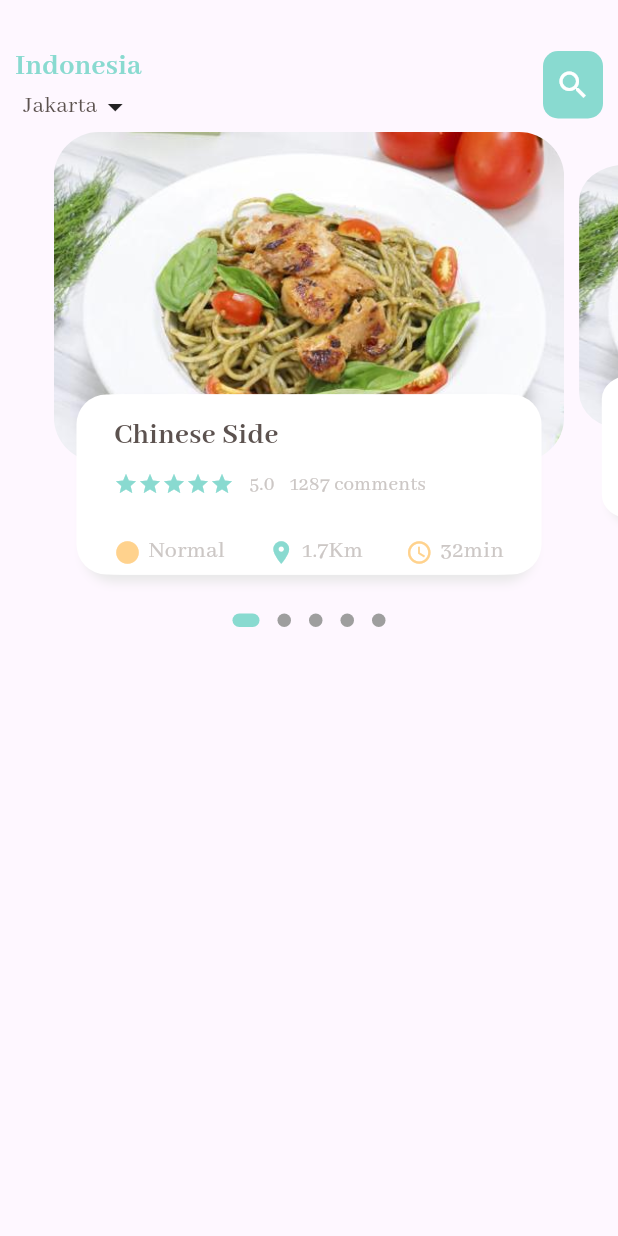
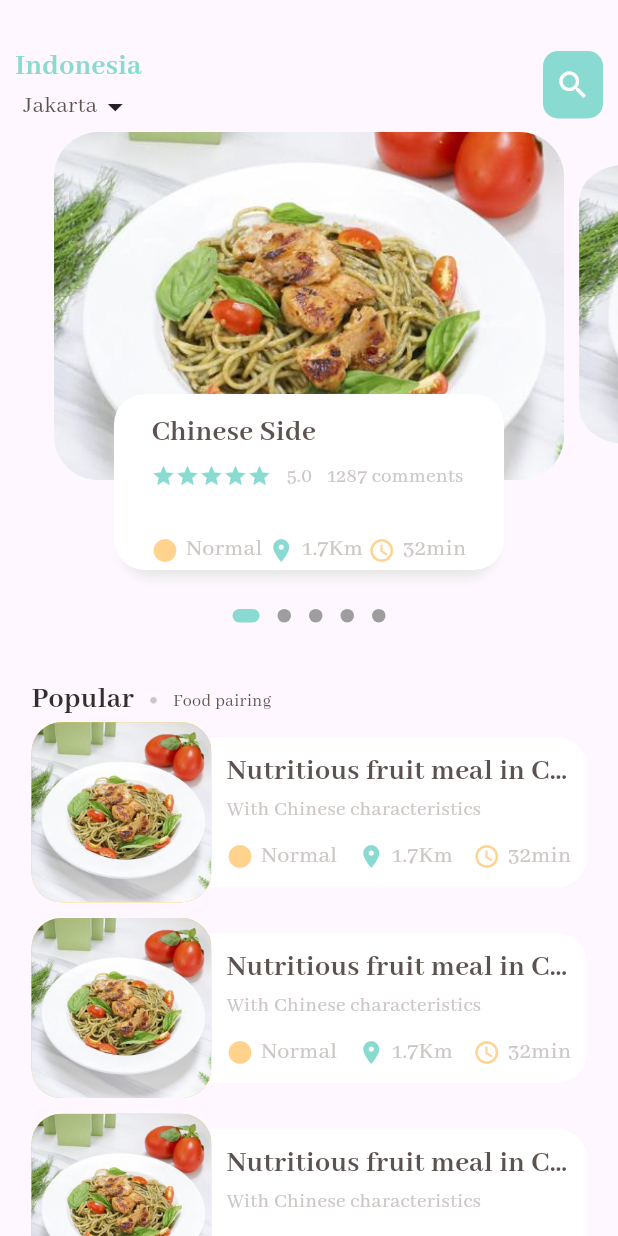
Before and after one commit to ikhsanrdxp/flutter-basic-first, a Flutter app: the screen it shows after launch, on a phone screen of 412 x 824 dp. Run offline on Flutter 3.47's test engine with Material 3 defaults, Android fonts, the phone set to English and light mode, and no system bars; drawn by our look-alikes of dots_indicator; our stand-ins replace firebase_auth, firebase_core, get; missing offline and left inert: firebase_ui_auth; accounts and stored records are empty; generated files the repository leaves out were written again.

Commit message:
update path

```diff
--- a/lib/main.dart
+++ b/lib/main.dart
@@ -1,5 +1,6 @@
 import 'package:firebase_ui_auth/firebase_ui_auth.dart';
 import 'package:flutter/material.dart';
+import 'package:get/get.dart';
 import 'package:login/pages/home/home.dart';
 import 'package:login/pages/login.dart';
 import 'package:firebase_core/firebase_core.dart';
@@ -34,7 +35,7 @@ class MyApp extends StatelessWidget {
 
   @override
   Widget build(BuildContext context) {
-    return MaterialApp(
+    return GetMaterialApp(
       debugShowCheckedModeBanner: false,
       initialRoute: '/mainproduct',
       routes: {
--- a/lib/pages/login.dart
+++ b/lib/pages/login.dart
@@ -104,6 +104,7 @@ class LoginPage extends StatelessWidget {
                               builder: (context) => const MainProductPage(),
                             ));
                           }
+                          // print(message);
                           // ignore: use_build_context_synchronously
                           ScaffoldMessenger.of(context)
                               .showSnackBar(SnackBar(content: Text(message)));
--- a/lib/pages/menu/body_product_page.dart
+++ b/lib/pages/menu/body_product_page.dart
@@ -2,6 +2,7 @@ import 'package:dots_indicator/dots_indicator.dart';
 import 'package:flutter/material.dart';
 import 'package:login/pages/profile/widget/color_and_text.dart';
 import 'package:login/utils/colors.dart';
+import 'package:login/utils/dimensions.dart';
 import 'package:login/widgets/bigtext.dart';
 import 'package:login/widgets/smalltext.dart';
 
@@ -38,11 +39,12 @@ class _ProductPageBodyState extends State<ProductPageBody> {
   Widget build(BuildContext context) {
     return Column(
       children: [
+        // slider section
         Container(
           // margin: EdgeInsets.all(10),
           padding: const EdgeInsets.only(top: 5),
           // color: Colors.redAccent,
-          height: 320,
+          height: Dimensions.pageView,
           child: PageView.builder(
               controller: pageController,
               itemCount: 5,
@@ -50,6 +52,7 @@ class _ProductPageBodyState extends State<ProductPageBody> {
                 return _buildPageItem(position);
               }),
         ),
+        // dots
         DotsIndicator(
           dotsCount: 5,
           position: _currenPageValue.toInt(),
@@ -60,7 +63,113 @@ class _ProductPageBodyState extends State<ProductPageBody> {
             activeShape: RoundedRectangleBorder(
                 borderRadius: BorderRadius.circular(5.0)),
           ),
-        )
+        ),
+        // popular text
+        SizedBox(
+          height: Dimensions.height30,
+        ),
+        Container(
+          margin: EdgeInsets.only(left: Dimensions.width10),
+          child: Row(
+            children: [
+              BigText(
+                text: "Popular",
+                color: AppColor.mainBlackColor,
+              ),
+              SizedBox(
+                width: Dimensions.height10,
+              ),
+              const Icon(
+                Icons.circle,
+                size: 5,
+                color: AppColor.textColor,
+              ),
+              SizedBox(
+                width: Dimensions.height10,
+              ),
+              SmallText(
+                text: "Food pairing",
+                size: 12,
+              )
+            ],
+          ),
+        ),
+        // list of food and images
+        ListView.builder(
+            physics: const NeverScrollableScrollPhysics(),
+            shrinkWrap: true,
+            itemCount: 5,
+            itemBuilder: (context, index) {
+              return Container(
+                margin: EdgeInsets.only(
+                    left: Dimensions.width10,
+                    right: Dimensions.width10,
+                    bottom: Dimensions.height10),
+                child: Row(
+                  children: [
+                    // image section
+                    Container(
+                      width: 120,
+                      height: 120,
+                      decoration: BoxDecoration(
+                          borderRadius: BorderRadius.circular(20),
+                          color: Colors.amber,
+                          image: DecorationImage(
+                              fit: BoxFit.cover,
+                              image: AssetImage(
+                                  "assets/images/pesto-ferara.jpg"))),
+                    ),
+                    // text container
+                    Expanded(
+                      child: Container(
+                        height: 100,
+                        decoration: const BoxDecoration(
+                            borderRadius: BorderRadius.only(
+                                topRight: Radius.circular(20),
+                                bottomRight: Radius.circular(20)),
+                            color: Colors.white),
+                        child: Padding(
+                          padding: const EdgeInsets.only(left: 10, right: 10),
+                          child: Column(
+                            crossAxisAlignment: CrossAxisAlignment.start,
+                            mainAxisAlignment: MainAxisAlignment.center,
+                            children: [
+                              BigText(
+                                text: "Nutritious fruit meal in China",
+                                color: AppColor.titleColor,
+                              ),
+                              SmallText(text: "With Chinese characteristics",size: 14,color: AppColor.textColor,),
+                              const SizedBox(height: 10,),
+                              const Row(
+                                mainAxisAlignment:
+                                    MainAxisAlignment.spaceBetween,
+                                children: [
+                                  ColorAndText(
+                                      icon: Icons.circle_sharp,
+                                      text: "Normal",
+                                      color: AppColor.textColor,
+                                      iconColor: AppColor.iconColor1),
+                                  ColorAndText(
+                                      icon: Icons.location_on_sharp,
+                                      text: "1.7Km",
+                                      color: AppColor.textColor,
+                                      iconColor: AppColor.mainColor),
+                                  ColorAndText(
+                                      icon: Icons.watch_later_outlined,
+                                      text: "32min",
+                                      color: AppColor.textColor,
+                                      iconColor: AppColor.iconColor1),
+                                ],
+                              )
+                            ],
+                          ),
+                        ),
+                      ),
+                    )
+                  ],
+                ),
+              );
+            })
       ],
     );
   }
@@ -95,7 +204,7 @@ class _ProductPageBodyState extends State<ProductPageBody> {
       child: Stack(
         children: [
           Container(
-            height: 220,
+            height: Dimensions.pageViewContainer,
             margin: const EdgeInsets.only(left: 5, right: 5),
             decoration: BoxDecoration(
                 borderRadius: BorderRadius.circular(30),
@@ -106,8 +215,8 @@ class _ProductPageBodyState extends State<ProductPageBody> {
           Align(
             alignment: Alignment.bottomCenter,
             child: Container(
-              width: 300,
-              height: 120,
+              width: 250,
+              height: Dimensions.pageViewTextContainer,
               margin: const EdgeInsets.only(bottom: 20),
               decoration: BoxDecoration(
                   borderRadius: BorderRadius.circular(20),
@@ -156,8 +265,8 @@ class _ProductPageBodyState extends State<ProductPageBody> {
                         ),
                       ],
                     ),
-                    const SizedBox(
-                      height: 10,
+                    SizedBox(
+                      height: Dimensions.height20,
                     ),
                     const Row(
                       mainAxisAlignment: MainAxisAlignment.spaceBetween,
--- a/lib/pages/menu/main_product_page.dart
+++ b/lib/pages/menu/main_product_page.dart
@@ -14,6 +14,8 @@ class MainProductPage extends StatefulWidget {
 class _MainProductPageState extends State<MainProductPage> {
   @override
   Widget build(BuildContext context) {
+    print("current height is "+ MediaQuery.of(context).size.height.toString());
+    print("current width is "+ MediaQuery.of(context).size.width.toString());
     return Scaffold(
       body: Column(
         children: [
@@ -59,7 +61,9 @@ class _MainProductPageState extends State<MainProductPage> {
             ),
           ),
           // showing the body
-          const ProductPageBody()
+          Expanded(child: SingleChildScrollView(
+            child: ProductPageBody(),
+          ))
         ],
       ),
     );
--- /dev/null
+++ b/lib/utils/dimensions.dart
@@ -0,0 +1,20 @@
+import 'package:get/get.dart';
+class Dimensions {
+
+  static double screenHeight = Get.context!.height;
+  static double screenWidth = Get.context!.width;
+
+  static double pageView = screenHeight/2.60;
+  static double pageViewContainer = screenHeight/3.55;
+  static double pageViewTextContainer = screenHeight/7.04;
+
+  static double height10 = screenHeight/78.3;
+  static double height20 = screenHeight/39.1;
+  static double height30 = screenHeight/26.1;
+
+  static double width10 = screenHeight/39.27;
+  static double width20 = screenHeight/19.63;
+  static double width30 = screenHeight/13.09;
+
+
+}
--- a/pubspec.yaml
+++ b/pubspec.yaml
@@ -37,6 +37,7 @@ dependencies:
   flutter:
     sdk: flutter
   flutter_bloc: ^8.1.5
+  get: ^4.6.6
 
 dev_dependencies:
   flutter_lints: ^2.0.0
```
Also changed, not shown: pubspec.lock, 2 other files.
